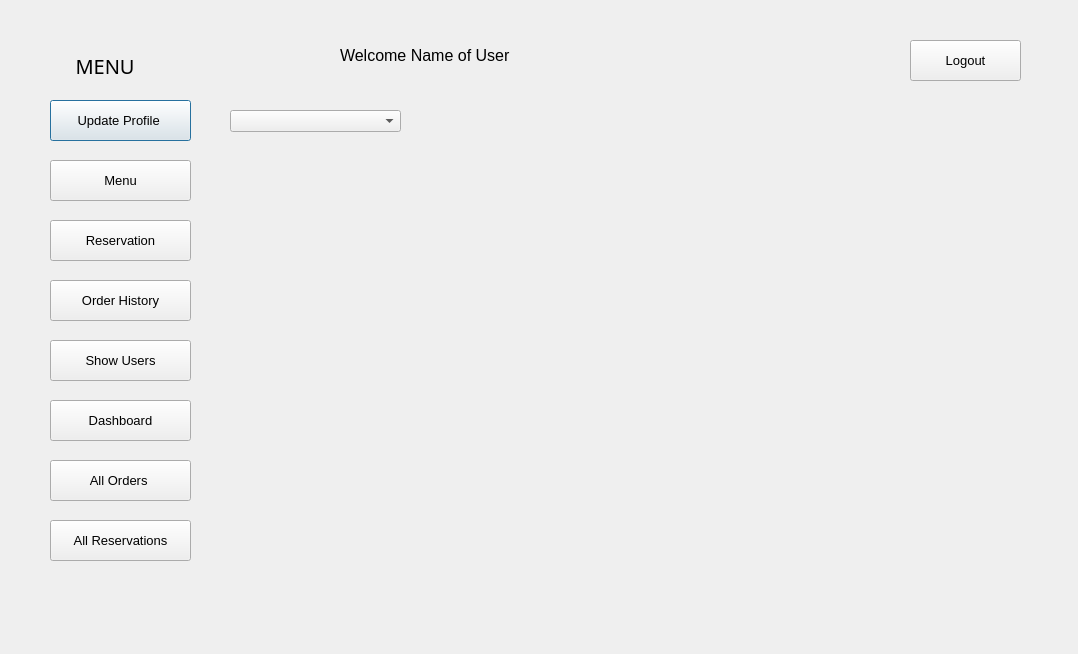
First picture: the form in Project/Python Files/UIFiles/HomePage.ui, repository Parth-05/DATA-225-Final-Project, before the edit.
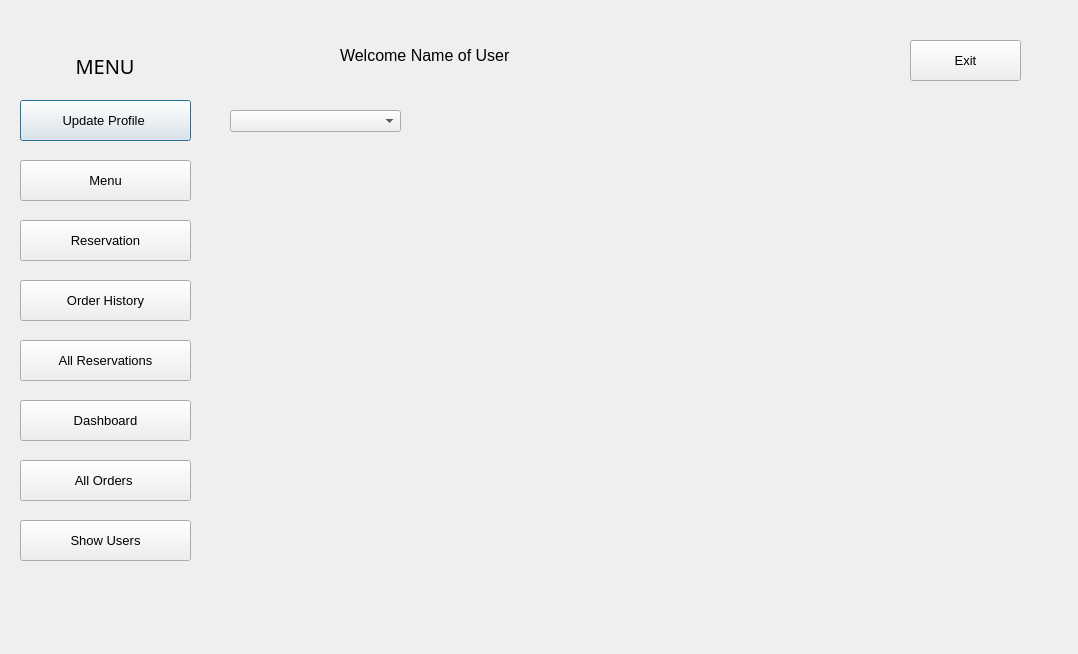
Second picture: the form after the edit. Icons and pictures are not drawn.

Patch:
```diff
--- a/Project/Python Files/UIFiles/HomePage.ui
+++ b/Project/Python Files/UIFiles/HomePage.ui
@@ -40,9 +40,9 @@
   <widget class="QPushButton" name="updateProfileBtn">
    <property name="geometry">
     <rect>
-     <x>50</x>
+     <x>20</x>
      <y>100</y>
-     <width>141</width>
+     <width>171</width>
      <height>41</height>
     </rect>
    </property>
@@ -68,9 +68,9 @@
   <widget class="QPushButton" name="allReservationsBtn">
    <property name="geometry">
     <rect>
-     <x>50</x>
-     <y>520</y>
-     <width>141</width>
+     <x>20</x>
+     <y>340</y>
+     <width>171</width>
      <height>41</height>
     </rect>
    </property>
@@ -96,9 +96,9 @@
   <widget class="QPushButton" name="showAllUsersBtn">
    <property name="geometry">
     <rect>
-     <x>50</x>
-     <y>340</y>
-     <width>141</width>
+     <x>20</x>
+     <y>520</y>
+     <width>171</width>
      <height>41</height>
     </rect>
    </property>
@@ -124,9 +124,9 @@
   <widget class="QPushButton" name="orderHistoryBtn">
    <property name="geometry">
     <rect>
-     <x>50</x>
+     <x>20</x>
      <y>280</y>
-     <width>141</width>
+     <width>171</width>
      <height>41</height>
     </rect>
    </property>
@@ -152,9 +152,9 @@
   <widget class="QPushButton" name="reservationBtn">
    <property name="geometry">
     <rect>
-     <x>50</x>
+     <x>20</x>
      <y>220</y>
-     <width>141</width>
+     <width>171</width>
      <height>41</height>
     </rect>
    </property>
@@ -180,9 +180,9 @@
   <widget class="QPushButton" name="allOrdersBtn">
    <property name="geometry">
     <rect>
-     <x>50</x>
+     <x>20</x>
      <y>460</y>
-     <width>141</width>
+     <width>171</width>
      <height>41</height>
     </rect>
    </property>
@@ -208,9 +208,9 @@
   <widget class="QPushButton" name="menuButton">
    <property name="geometry">
     <rect>
-     <x>50</x>
+     <x>20</x>
      <y>160</y>
-     <width>141</width>
+     <width>171</width>
      <height>41</height>
     </rect>
    </property>
@@ -236,9 +236,9 @@
   <widget class="QPushButton" name="dashboardBtn">
    <property name="geometry">
     <rect>
-     <x>50</x>
+     <x>20</x>
      <y>400</y>
-     <width>141</width>
+     <width>171</width>
      <height>41</height>
     </rect>
    </property>
@@ -276,7 +276,7 @@
     </font>
    </property>
    <property name="text">
-    <string>Logout</string>
+    <string>Exit</string>
    </property>
    <property name="icon">
     <iconset>
```
Left out of the diff: 2 changed lines with no effect on the pictures.
